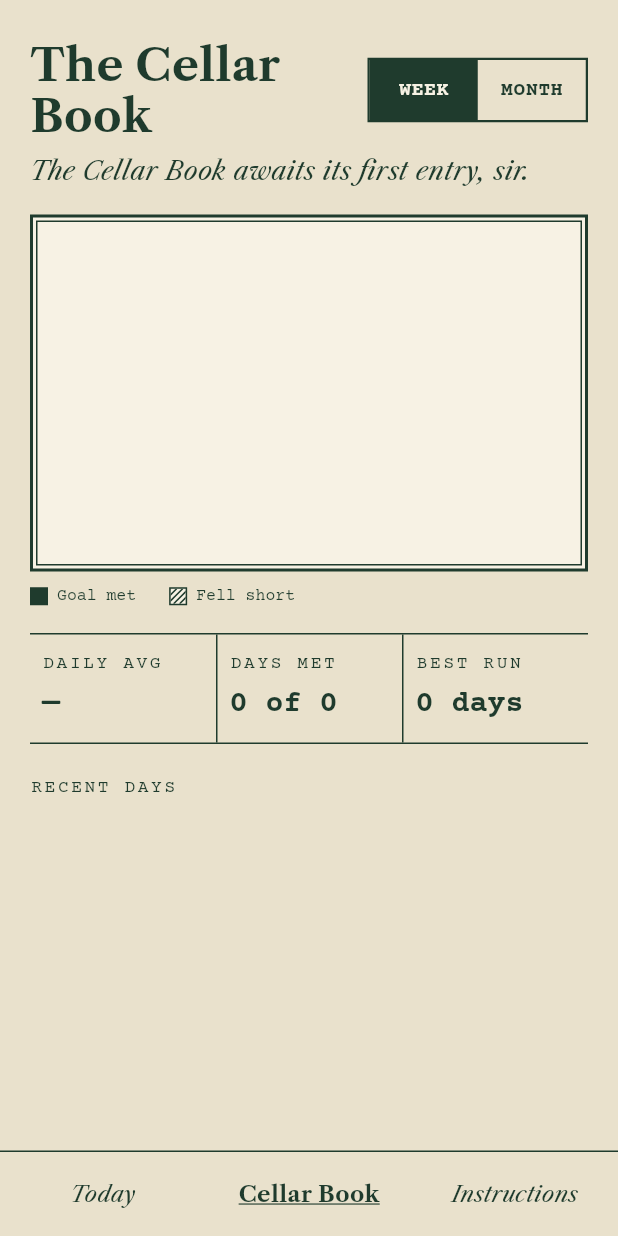
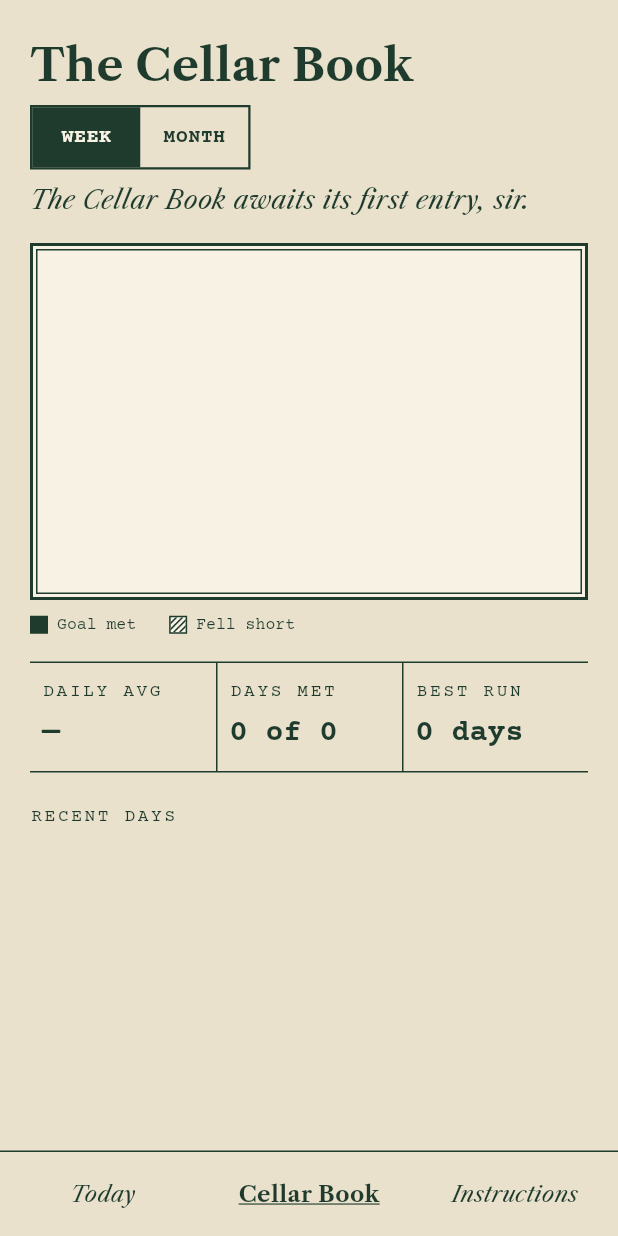
Before and after one commit to saranshsinhaa/hydrate-sir, a Flutter app: the HomeShell screen opened directly, item 2 of the bottom bar chosen, on a phone screen of 412 x 824 dp. Run offline on Flutter 3.47's test engine with Material 3 defaults, Android fonts, the phone set to English and light mode, and no system bars; our stand-ins replace drift, drift_flutter, flutter_local_notifications, flutter_riverpod, flutter_timezone, shared_preferences and 1 more; accounts and stored records are empty; generated files the repository leaves out were written again; statements that could not run were skipped.

Commit message:
fix(cellar-book): tidy header and skip days before the first record

```diff
--- a/lib/copy/hargreaves.dart
+++ b/lib/copy/hargreaves.dart
@@ -115,10 +115,13 @@ class Hargreaves {
     required bool month,
     required double? metRatio,
     String? worstDay,
+    bool todayRecorded = false,
   }) {
     final span = month ? 'month' : 'week';
     if (metRatio == null) {
-      return 'The Cellar Book awaits its first entry, $you.';
+      return todayRecorded
+          ? "Today's glasses go into the book tonight, $you."
+          : 'The Cellar Book awaits its first entry, $you.';
     }
     if (metRatio >= 1) {
       return 'An immaculate $span, $you. I am almost moved.';
--- a/lib/features/cellar_book/cellar_book_screen.dart
+++ b/lib/features/cellar_book/cellar_book_screen.dart
@@ -65,14 +65,13 @@ class CellarBookScreen extends ConsumerWidget {
       child: ListView(
         padding: const EdgeInsets.fromLTRB(HsSpace.side, 26, HsSpace.side, 22),
         children: [
+          Semantics(
+            header: true,
+            child: Text('The Cellar Book', style: HsText.h1),
+          ),
+          const SizedBox(height: 10),
           Row(
             children: [
-              Expanded(
-                child: Semantics(
-                  header: true,
-                  child: Text('The Cellar Book', style: HsText.h1),
-                ),
-              ),
               InkSegments<LedgerRange>(
                 options: const [
                   ChipOption(LedgerRange.week, 'Week'),
@@ -89,6 +88,7 @@ class CellarBookScreen extends ConsumerWidget {
               month: range == LedgerRange.month,
               metRatio: stats.metRatio,
               worstDay: worst,
+              todayRecorded: entries.isNotEmpty && entries.last.value > 0,
             ),
             style: HsText.voice,
           ),
@@ -108,7 +108,7 @@ class CellarBookScreen extends ConsumerWidget {
           const SizedBox(height: 20),
           const Eyebrow('Recent days'),
           const SizedBox(height: 4),
-          for (final e in entries.reversed.take(7))
+          for (final e in _sinceFirstRecord(entries).reversed.take(7))
             _DayRow(
               day: e.key,
               ml: e.value,
@@ -120,6 +120,15 @@ class CellarBookScreen extends ConsumerWidget {
       ),
     );
   }
+}
+
+/// Days from the first one with a record, so a new user's list isn't padded
+/// with empty days from before they began.
+List<MapEntry<DateTime, int>> _sinceFirstRecord(
+  List<MapEntry<DateTime, int>> entries,
+) {
+  final first = entries.indexWhere((e) => e.value > 0);
+  return first < 0 ? const [] : entries.sublist(first);
 }
 
 class _Chart extends StatelessWidget {
```
Also changed, not shown: 1 other file.
